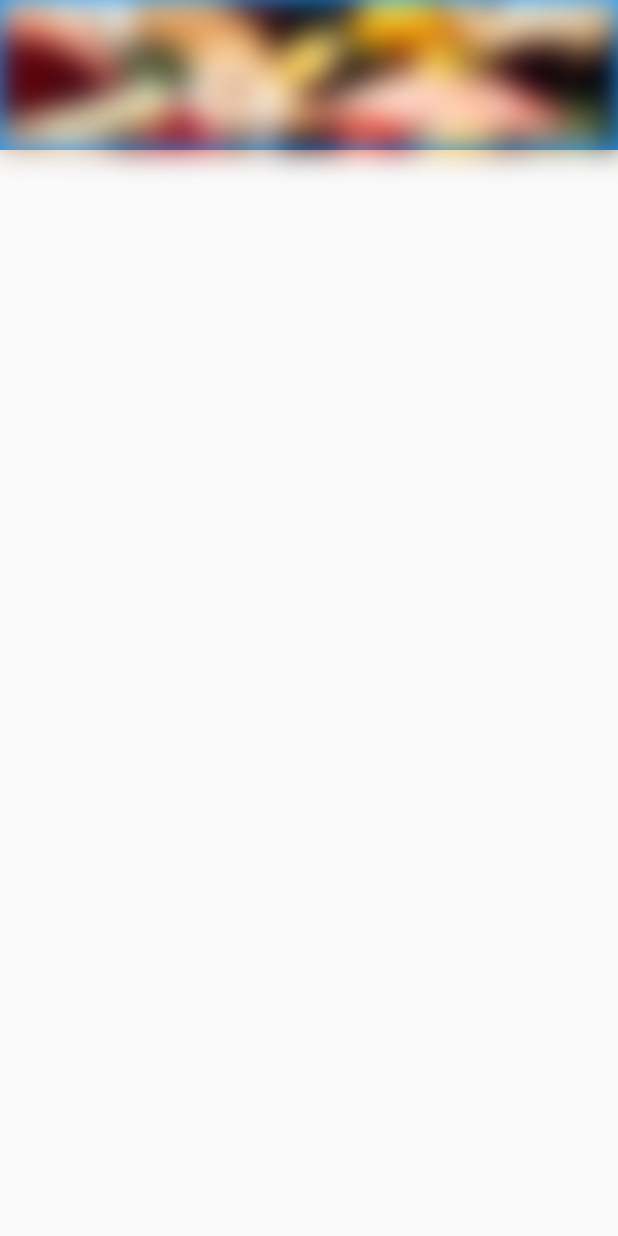
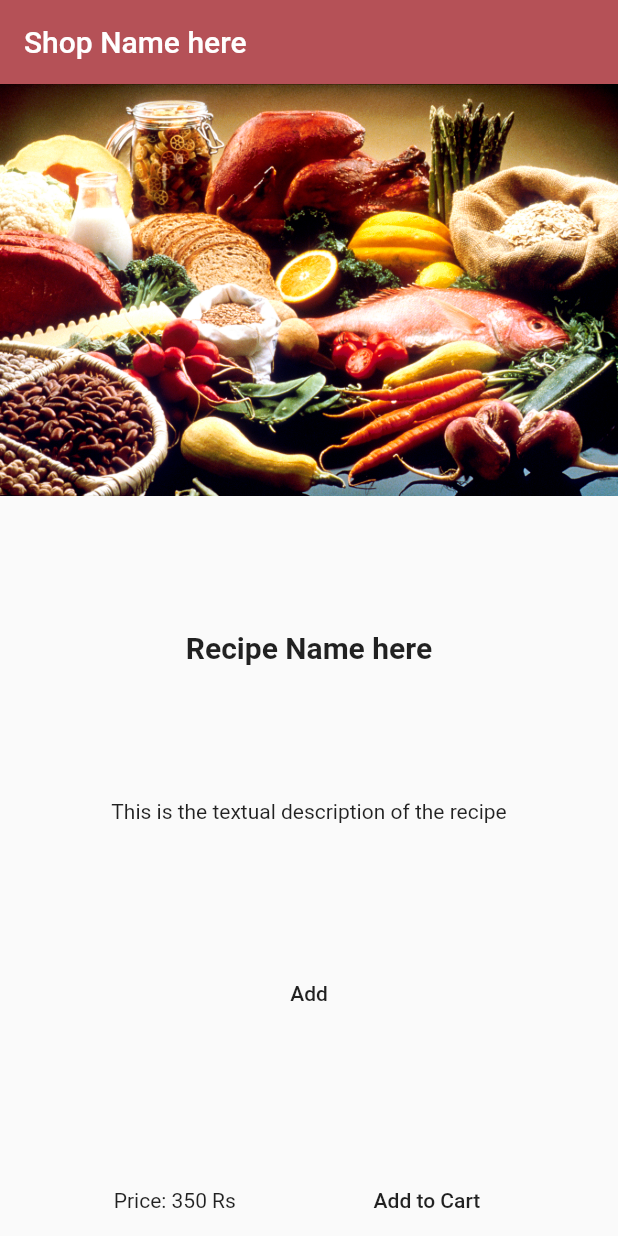
Before and after one commit to Zohaib1397/homenom, a Flutter app: the screen it shows after launch, on a phone screen of 412 x 824 dp. Run offline on Flutter 3.47's test engine with Material 2 defaults, Android fonts, the phone set to English and light mode, and no system bars; our stand-ins replace cloud_firestore, firebase_auth, firebase_core, pinput; accounts and stored records are empty.

Commit message:
Order Screen UI implemented

```diff
--- a/lib/screens/order_screen.dart
+++ b/lib/screens/order_screen.dart
@@ -1,6 +1,7 @@
 import 'dart:ui';
 
 import 'package:flutter/material.dart';
+import 'package:homenom/constants/constants.dart';
 
 class OrderScreen extends StatelessWidget {
   const OrderScreen({super.key});
@@ -10,19 +11,51 @@ class OrderScreen extends StatelessWidget {
   @override
   Widget build(BuildContext context) {
     return Scaffold(
-      body: CustomScrollView(
-        slivers: [
-          SliverAppBar(
-            toolbarHeight: 100,
-            flexibleSpace: ImageFiltered(
-              imageFilter: ImageFilter.blur(sigmaX: 10.0, sigmaY: 10.0),
-              child: Image(
-                image: AssetImage("assets/temporary/food_background.jpg"),
-                fit: BoxFit.cover,
+      appBar: AppBar(
+        backgroundColor: kAppBackgroundColor,
+        title: Text("Shop Name here"),
+      ),
+      body: SafeArea(
+        child: Column(
+          mainAxisAlignment: MainAxisAlignment.spaceBetween,
+          children: [
+            Hero(
+                tag: "RecipePic",
+                child: Image(
+                  image: AssetImage("assets/temporary/food_background.jpg"),
+                  fit: BoxFit.contain,
+                )),
+            Expanded(
+              child: Column(
+                mainAxisAlignment: MainAxisAlignment.spaceEvenly,
+                children: [
+                  Text(
+                    "Recipe Name here",
+                    style: TextStyle(
+                      fontWeight: FontWeight.bold,
+                      fontSize: 20,
+                    ),
+                  ),
+                  Text(
+                    "This is the textual description of the recipe",
+                  ),
+                  MaterialButton(
+                    onPressed: (){},
+                    child: Text("Add"),
+                  ),
+                ],
               ),
             ),
-          ),
-        ],
+
+            Row(
+              mainAxisAlignment: MainAxisAlignment.spaceEvenly,
+              children: [
+                Text("Price: 350 Rs"),
+                MaterialButton(onPressed: (){}, child: Text("Add to Cart"),)
+              ],
+            ),
+          ],
+        ),
       ),
     );
   }
```
